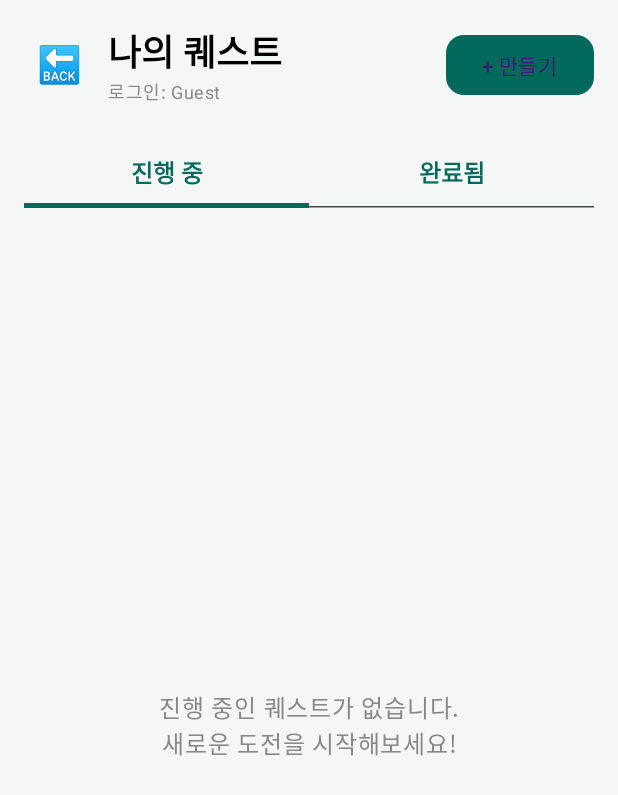
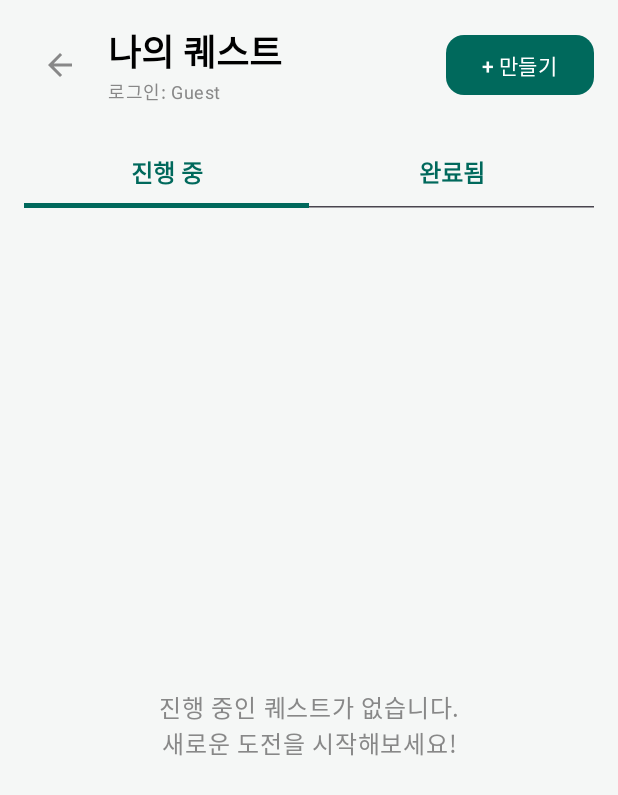
Before and after one commit to innoxo/TEAM-GRAD, an Android app built with Jetpack Compose: the DashboardScreen screen opened through its navigation route, after a tap on "🔥 퀘스트", on a phone screen of 412 x 824 dp. Shown: the top 795 px of the screen. Run offline under Robolectric (Android 15) with nearby library versions, the light colour scheme and no system bars; our stand-ins replace Firebase (no records; nobody signed in at launch, a user with empty details on screens opened directly); libraries missing offline, so code that uses them is left out: com.github.mikephil.charting; 3 statements that could not run were skipped.

Commit message:
버튼 디자인 및 색상, 메인 컬러, 팝업 색상 변경

```diff
--- a/apptracker/app/src/main/java/com/example/apptracker/DashboardScreen.kt
+++ b/apptracker/app/src/main/java/com/example/apptracker/DashboardScreen.kt
@@ -57,7 +57,7 @@ fun DashboardScreen(navController: NavHostController) {
     )
 
     Scaffold(
-        containerColor = ComposeColor(0xFF00462A),
+        containerColor = ComposeColor(0xFF81B184),
         bottomBar = {
             // 하단 메뉴
             Surface(
@@ -75,7 +75,7 @@ fun DashboardScreen(navController: NavHostController) {
                         colors = ButtonDefaults.buttonColors(containerColor = ComposeColor(0xFFF0F4F3)),
                         shape = RoundedCornerShape(16.dp)
                     ) {
-                        Text("🔥 퀘스트", color = ComposeColor(0xFF00695C), fontWeight = FontWeight.Bold)
+                        Text("🔥 퀘스트", color = ComposeColor(0xFF00695C), fontWeight = FontWeight.Bold, fontSize = 12.sp)
                     }
                     Button(
                         onClick = { navController.navigate("multiplayer_lobby") },
@@ -106,7 +106,7 @@ fun DashboardScreen(navController: NavHostController) {
         ) {
             // 타이틀
             Text(
-                text = "AppTracker",
+                text = "Play&Focus",
                 style = MaterialTheme.typography.headlineMedium.copy(
                     brush = gradientBrush,
                     fontWeight = FontWeight.Bold
--- a/apptracker/app/src/main/java/com/example/apptracker/QuestScreen.kt
+++ b/apptracker/app/src/main/java/com/example/apptracker/QuestScreen.kt
@@ -15,6 +15,10 @@ import androidx.compose.ui.unit.sp // 🔥 [추가됨] 폰트 크기 단위
 import androidx.lifecycle.viewmodel.compose.viewModel
 import androidx.navigation.NavHostController
 import kotlinx.coroutines.delay // 딜레이 함수 사용을 위해 필요할 수 있음
+// 뒤로가기 버튼 디자인 개선을 위한 추가
+import androidx.compose.material.icons.Icons
+import androidx.compose.material.icons.filled.ArrowBack
+import androidx.compose.material3.Icon
 
 // 디자인 테마 색상
 private val PrimaryColor = Color(0xFF00695C)
@@ -49,7 +53,11 @@ fun QuestScreen(
         // 1. 상단바
         Row(verticalAlignment = Alignment.CenterVertically) {
             IconButton(onClick = { navController.popBackStack() }) {
-                Text("🔙", fontSize = 24.sp)
+                Icon(
+                    imageVector = Icons.Default.ArrowBack,
+                    contentDescription = "뒤로가기",
+                    tint = Color.Gray
+                )
             }
             Spacer(Modifier.width(8.dp))
             Column {
@@ -61,7 +69,7 @@ fun QuestScreen(
                 onClick = { navController.navigate("quest_create") },
                 colors = ButtonDefaults.buttonColors(PrimaryColor),
                 shape = RoundedCornerShape(12.dp)
-            ) { Text("+ 만들기") }
+            ) { Text("+ 만들기", color = Color.White) }
         }
 
         Spacer(Modifier.height(20.dp))
```
Also changed, not shown: apptracker/app/src/main/java/com/example/apptracker/CategoryDetailSheet.kt (+22 -8 lines), apptracker/app/src/main/java/com/example/apptracker/GameRoomScreen.kt (+11 -1 lines), apptracker/app/src/main/java/com/example/apptracker/MultiplayerLobbyScreen.kt (+9 -1 lines), apptracker/app/src/main/java/com/example/apptracker/QuestCreateScreen.kt (+13 -2 lines), apptracker/app/src/main/java/com/example/apptracker/RankingScreen.kt (+9 -1 lines).
